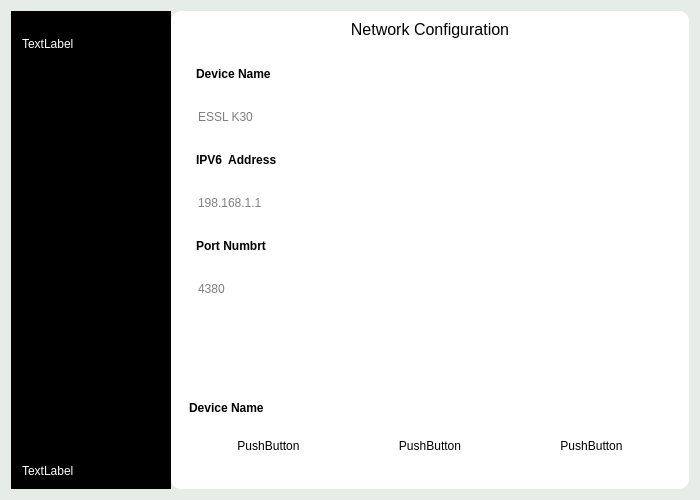
Before: the Qt Designer form ui/configuration.ui in vaxson/Presence_Attandance_Tracker, drawn with Qt 5.
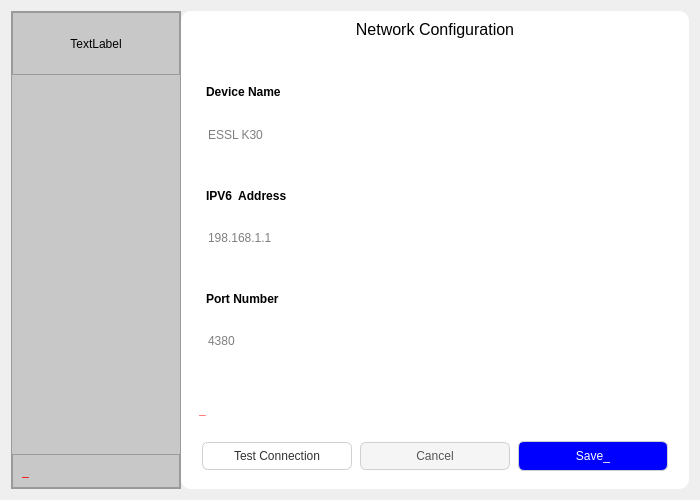
After: the same form once the commit is applied.

Commit message: added test connection feature

What changed in the file:
```diff
--- a/ui/configuration.ui
+++ b/ui/configuration.ui
@@ -12,8 +12,8 @@
   </property>
   <property name="minimumSize">
    <size>
-    <width>500</width>
-    <height>400</height>
+    <width>0</width>
+    <height>0</height>
    </size>
   </property>
   <property name="maximumSize">
@@ -26,7 +26,26 @@
    <string>Dialog</string>
   </property>
   <property name="styleSheet">
-   <string notr="true">background-color : #E6ECE8</string>
+   <string notr="true">background-color : #E6ECE8;
+QPushButton {
+    background-color: transparent;
+    border-radius: 8px;
+    padding: 8px 12px;
+    color: #333;
+}
+
+QPushButton:hover {
+    background-color: #f0f0f0;
+}
+
+QPushButton:pressed {
+    background-color: #e0e0e0;
+}
+
+QPushButton[active=&quot;true&quot;] {
+    background-color: #1f6feb;
+    color: white;
+}</string>
   </property>
   <layout class="QVBoxLayout" name="verticalLayout_9">
    <item>
@@ -37,7 +56,7 @@
      <item>
       <widget class="QFrame" name="side_bar">
        <property name="styleSheet">
-        <string notr="true">background-color :rgb(0, 0, 0)</string>
+        <string notr="true">background-color :rgb(200, 200, 200)</string>
        </property>
        <property name="frameShape">
         <enum>QFrame::StyledPanel</enum>
@@ -75,13 +94,22 @@
              <item>
               <layout class="QVBoxLayout" name="verticalLayout">
                <item>
-                <widget class="QLabel" name="macine_name">
+                <widget class="QLabel" name="machine_name">
+                 <property name="sizePolicy">
+                  <sizepolicy hsizetype="Expanding" vsizetype="Expanding">
+                   <horstretch>0</horstretch>
+                   <verstretch>0</verstretch>
+                  </sizepolicy>
+                 </property>
                  <property name="styleSheet">
-                  <string notr="true">color : white</string>
+                  <string notr="true">color : black</string>
                  </property>
                  <property name="text">
                   <string>TextLabel</string>
                  </property>
+                 <property name="alignment">
+                  <set>Qt::AlignCenter</set>
+                 </property>
                 </widget>
                </item>
               </layout>
@@ -121,11 +149,11 @@
              <item>
               <widget class="QLabel" name="macine_name_2">
                <property name="styleSheet">
-                <string notr="true">color : white
+                <string notr="true">color : red
 </string>
                </property>
                <property name="text">
-                <string>TextLabel</string>
+                <string>_</string>
                </property>
               </widget>
              </item>
@@ -174,7 +202,7 @@
            <widget class="QWidget" name="widget" native="true">
             <property name="minimumSize">
              <size>
-              <width>500</width>
+              <width>0</width>
               <height>100</height>
              </size>
             </property>
@@ -197,10 +225,16 @@
                 <layout class="QVBoxLayout" name="verticalLayout_5">
                  <item>
                   <widget class="QLabel" name="label_2">
+                   <property name="sizePolicy">
+                    <sizepolicy hsizetype="Preferred" vsizetype="Preferred">
+                     <horstretch>0</horstretch>
+                     <verstretch>0</verstretch>
+                    </sizepolicy>
+                   </property>
                    <property name="minimumSize">
                     <size>
-                     <width>11</width>
-                     <height>10</height>
+                     <width>0</width>
+                     <height>50</height>
                     </size>
                    </property>
                    <property name="font">
@@ -229,6 +263,18 @@
                 <layout class="QVBoxLayout" name="verticalLayout_7">
                  <item>
                   <widget class="QLabel" name="label_4">
+                   <property name="sizePolicy">
+                    <sizepolicy hsizetype="Preferred" vsizetype="Expanding">
+                     <horstretch>0</horstretch>
+                     <verstretch>0</verstretch>
+                    </sizepolicy>
+                   </property>
+                   <property name="minimumSize">
+                    <size>
+                     <width>0</width>
+                     <height>50</height>
+                    </size>
+                   </property>
                    <property name="font">
                     <font>
                      <bold>true</bold>
@@ -252,13 +298,25 @@
                 <layout class="QVBoxLayout" name="verticalLayout_6">
                  <item>
                   <widget class="QLabel" name="label_3">
+                   <property name="sizePolicy">
+                    <sizepolicy hsizetype="Preferred" vsizetype="Expanding">
+                     <horstretch>0</horstretch>
+                     <verstretch>0</verstretch>
+                    </sizepolicy>
+                   </property>
+                   <property name="minimumSize">
+                    <size>
+                     <width>0</width>
+                     <height>50</height>
+                    </size>
+                   </property>
                    <property name="font">
                     <font>
                      <bold>true</bold>
                     </font>
                    </property>
                    <property name="text">
-                    <string>Port Numbrt</string>
+                    <string>Port Number</string>
                    </property>
                   </widget>
                  </item>
@@ -293,14 +351,23 @@
            <widget class="QWidget" name="wid_buttons_panel" native="true">
             <layout class="QVBoxLayout" name="verticalLayout_10">
              <item>
-              <widget class="QLabel" name="label_5">
+              <widget class="QLabel" name="ping_status">
+               <property name="minimumSize">
+                <size>
+                 <width>0</width>
+                 <height>50</height>
+                </size>
+               </property>
                <property name="font">
                 <font>
                  <bold>true</bold>
                 </font>
                </property>
+               <property name="styleSheet">
+                <string notr="true">color: red</string>
+               </property>
                <property name="text">
-                <string>Device Name</string>
+                <string>_</string>
                </property>
               </widget>
              </item>
@@ -319,16 +386,70 @@
                 <number>3</number>
                </property>
                <item>
-                <widget class="QPushButton" name="pushButton">
+                <widget class="QPushButton" name="btn_test_connection">
+                 <property name="styleSheet">
+                  <string notr="true">QPushButton {
+    background-color: transparent;
+    border: 1px solid #d0d0d0;
+    border-radius: 6px;
+    padding: 6px 12px;
+    color: #333;
+}
+
+QPushButton:hover {
+    background-color: black;
+    border: 1px solid #c0c0c0;
+	color : white;
+}
+
+QPushButton:pressed {
+    background-color: #dcdcdc;
+	
+}
+
+QPushButton#secondary {
+    background-color: #eef4ff;
+    border: 1px solid #c7d8ff;
+    color: #1f6feb;
+}
+
+QPushButton#secondary:hover {
+    background-color: #dce8ff;
+}</string>
+                 </property>
                  <property name="text">
-                  <string>PushButton</string>
+                  <string>Test Connection</string>
                  </property>
                 </widget>
                </item>
                <item>
-                <widget class="QPushButton" name="pushButton_2">
+                <widget class="QPushButton" name="btn_cancel">
+                 <property name="styleSheet">
+                  <string notr="true">QPushButton {
+	background-color: #f5f5f5;
+    border: 1px solid #d0d0d0;
+    color: #555;
+    border-radius: 6px;
+    padding: 6px 12px;
+    
+}
+
+QPushButton:hover {
+   
+    border: 1px solid #c0c0c0;
+	 background-color: red;
+	color : white;
+}
+
+QPushButton:pressed {
+    background-color: #dcdcdc;
+}
+
+
+</string>
+                 </property>
                  <property name="text">
-                  <string>PushButton</string>
+                  <string>Cancel</string>
                  </property>
                 </widget>
                </item>
@@ -337,11 +458,35 @@
                  <property name="minimumSize">
                   <size>
                    <width>50</width>
-                   <height>50</height>
+                   <height>30</height>
                   </size>
                  </property>
+                 <property name="styleSheet">
+                  <string notr="true">QPushButton {
+	background-color: blue;
+    border: 1px solid #d0d0d0;
+    color: #555;
+    border-radius: 6px;
+    padding: 6px 12px;
+	color : white;
+    
+}
+
+QPushButton:hover {
+   
+    border: 1px solid #c0c0c0;
+	 background-color: lightgreen;
+	color : black;
+}
+
+QPushButton:pressed {
+    background-color: #dcdcdc;
+}
+
+</string>
+                 </property>
                  <property name="text">
-                  <string>PushButton</string>
+                  <string>Save_</string>
                  </property>
                 </widget>
                </item>
```
Left out of the diff: 10 changed lines with no effect on the pictures. The commit also changes 12 other files.
